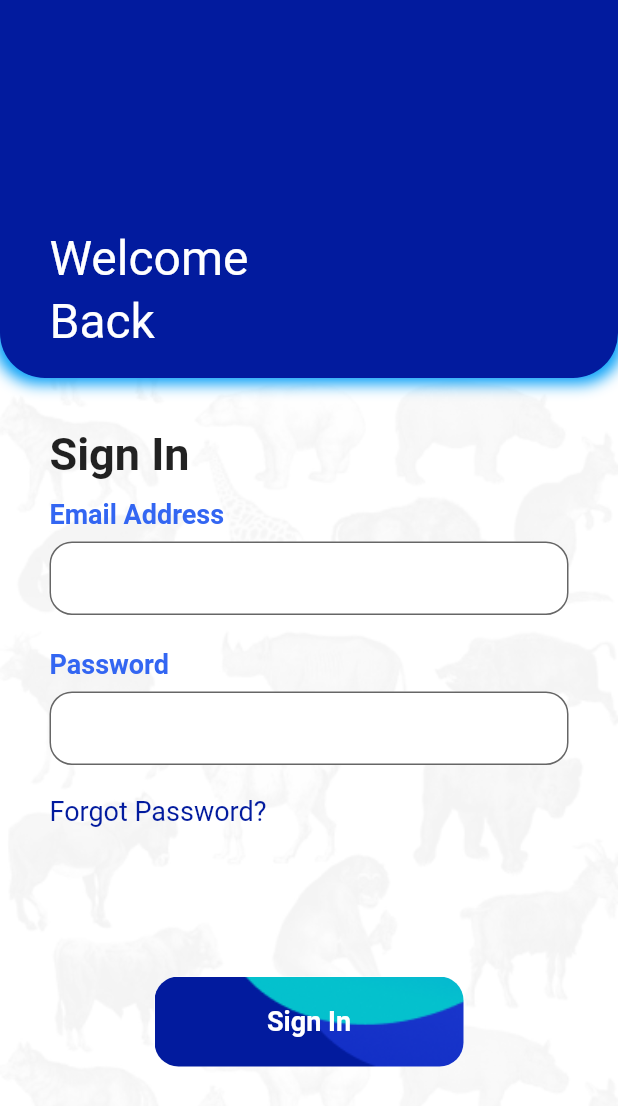
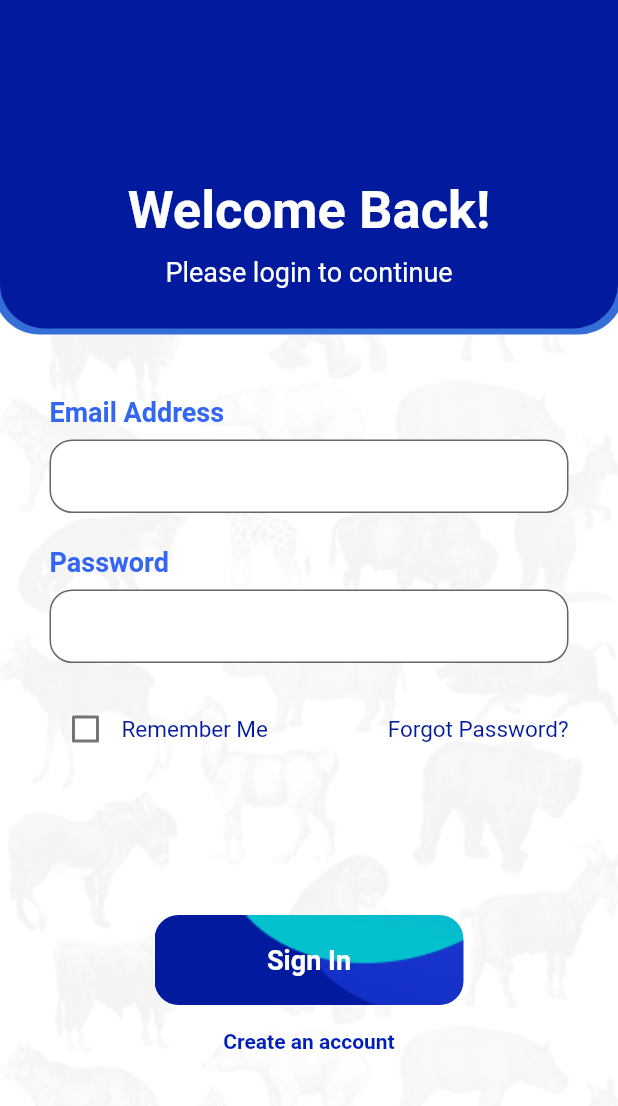
Before and after one commit to the-jossie/faunapp, a Flutter app: the screen it shows after launch, swiped to page 2, on a phone screen of 412 x 824 dp. Shown: the top 1106 px of the screen. Run offline on Flutter 3.47's test engine with Material 2 defaults, Android fonts, the phone set to English and light mode, and no system bars; our stand-ins replace flutter_svg, get_it, google_fonts, jwt_decoder, shared_preferences, stacked; Roboto replaces fonts that are missing (Sofia); statements that could not run were skipped.

Commit message:
fix: login view

```diff
--- a/lib/view_models/auth/login_auth_view_model.dart
+++ b/lib/view_models/auth/login_auth_view_model.dart
@@ -5,6 +5,7 @@ import '../../config/app_config.dart';
 
 class LoginAuthViewModel extends BaseViewModel {
   final loginFormKey = GlobalKey<FormState>();
+  bool isRememberMe = false;
 
   final TextEditingController _emailTextController = TextEditingController();
   final TextEditingController _passwordTextController = TextEditingController();
@@ -15,4 +16,10 @@ class LoginAuthViewModel extends BaseViewModel {
   void login() {
     AppConfigService.offAllNamed("all_animals_screen");
   }
+
+  void handleIsRememberMe(bool? value) {
+    isRememberMe = value!;
+
+    notifyListeners();
+  }
 }
--- a/lib/views/auth/login_auth_view.dart
+++ b/lib/views/auth/login_auth_view.dart
@@ -1,6 +1,5 @@
 import 'package:faunapp/config/app_config.dart';
 import 'package:flutter/material.dart';
-import 'package:google_fonts/google_fonts.dart';
 import 'package:stacked/stacked.dart';
 
 import '../../view_models/auth/login_auth_view_model.dart';
@@ -8,7 +7,10 @@ import '../../widgets/button.dart';
 import '../../widgets/input.dart';
 
 class LoginAuthView extends StatelessWidget {
-  const LoginAuthView({Key? key}) : super(key: key);
+  final Function openSignupView;
+
+  const LoginAuthView({required this.openSignupView, Key? key})
+      : super(key: key);
 
   @override
   Widget build(BuildContext context) {
@@ -20,17 +22,14 @@ class LoginAuthView extends StatelessWidget {
             Container(
               width: double.infinity,
               padding: const EdgeInsets.only(
-                top: 150,
-                left: 33,
-                bottom: 18,
-                right: 33,
+                top: 120,
+                bottom: 27,
               ),
               decoration: BoxDecoration(
                 boxShadow: [
                   BoxShadow(
-                    color: AppConfigService.hexToColor("#029EF7"),
+                    color: AppConfigService.hexToColor("#366ED8"),
                     spreadRadius: 4,
-                    blurRadius: 8,
                   )
                 ],
                 color: AppConfigService.hexToColor("#021B9E"),
@@ -39,26 +38,29 @@ class LoginAuthView extends StatelessWidget {
                   bottomRight: Radius.circular(30),
                 ),
               ),
+              child: const Center(
                 child: Column(
-                crossAxisAlignment: CrossAxisAlignment.start,
+                  crossAxisAlignment: CrossAxisAlignment.center,
                   children: [
                     Text(
-                    "Welcome",
-                    style: GoogleFonts.sofia(
-                      fontSize: 32,
-                      height: 1.3,
+                      "Welcome Back!",
+                      style: TextStyle(
+                        fontSize: 35,
+                        fontWeight: FontWeight.w600,
+                        // height: 1.3,
                         color: Colors.white,
                       ),
                     ),
+                    SizedBox(height: 10),
                     Text(
-                    "Back",
-                    style: GoogleFonts.sofia(
-                      fontSize: 32,
-                      height: 1.3,
+                      "Please login to continue",
+                      style: TextStyle(
+                        fontSize: 18,
                         color: Colors.white,
                       ),
                     ),
                   ],
+                ),
               ),
             ),
             Container(
@@ -66,13 +68,6 @@ class LoginAuthView extends StatelessWidget {
               child: Column(
                 crossAxisAlignment: CrossAxisAlignment.start,
                 children: [
-                  const Text(
-                    "Sign In",
-                    style: TextStyle(
-                      fontSize: 30,
-                      fontWeight: FontWeight.bold,
-                    ),
-                  ),
                   Form(
                     key: viewModel.loginFormKey,
                     child: Column(
@@ -92,18 +87,48 @@ class LoginAuthView extends StatelessWidget {
                               value.isEmpty ? "Password is required" : null,
                         ),
                         const SizedBox(height: 10),
+                        Row(
+                          mainAxisAlignment: MainAxisAlignment.spaceBetween,
+                          children: [
+                            Row(
+                              children: [
+                                Checkbox(
+                                  value: viewModel.isRememberMe,
+                                  onChanged: viewModel.handleIsRememberMe,
+                                  activeColor:
+                                      AppConfigService.hexToColor("#021B9E"),
+                                ),
+                                GestureDetector(
+                                  onTap: () => viewModel.handleIsRememberMe(
+                                      !viewModel.isRememberMe),
+                                  child: Text(
+                                    "Remember Me",
+                                    style: TextStyle(
+                                      fontSize: 15,
+                                      color: AppConfigService.hexToColor(
+                                          "#021B9E"),
+                                    ),
+                                  ),
+                                )
+                              ],
+                            ),
                             Text(
                               "Forgot Password?",
                               style: TextStyle(
-                              fontSize: 18,
-                              color: AppConfigService.hexToColor("#021B9E")),
+                                fontSize: 15,
+                                color: AppConfigService.hexToColor("#021B9E"),
+                              ),
+                            ),
+                          ],
                         ),
                       ],
                     ),
                   ),
                   const SizedBox(height: 100),
                   Center(
-                    child: FAButton(
+                    child: Column(
+                      children: [
+                        FAButton(
                           child: const Text(
                             "Sign In",
                             style: TextStyle(
@@ -113,6 +138,19 @@ class LoginAuthView extends StatelessWidget {
                             ),
                           ),
                           onPressed: () => viewModel.login(),
+                        ),
+                        const SizedBox(height: 16),
+                        GestureDetector(
+                          onTap: () => {},
+                          child: Text(
+                            'Create an account',
+                            style: TextStyle(
+                              color: Theme.of(context).primaryColor,
+                              fontWeight: FontWeight.bold,
+                            ),
+                          ),
+                        ),
+                      ],
                     ),
                   ),
                 ],
```
Lines whose indentation alone changed are shown as unchanged.
